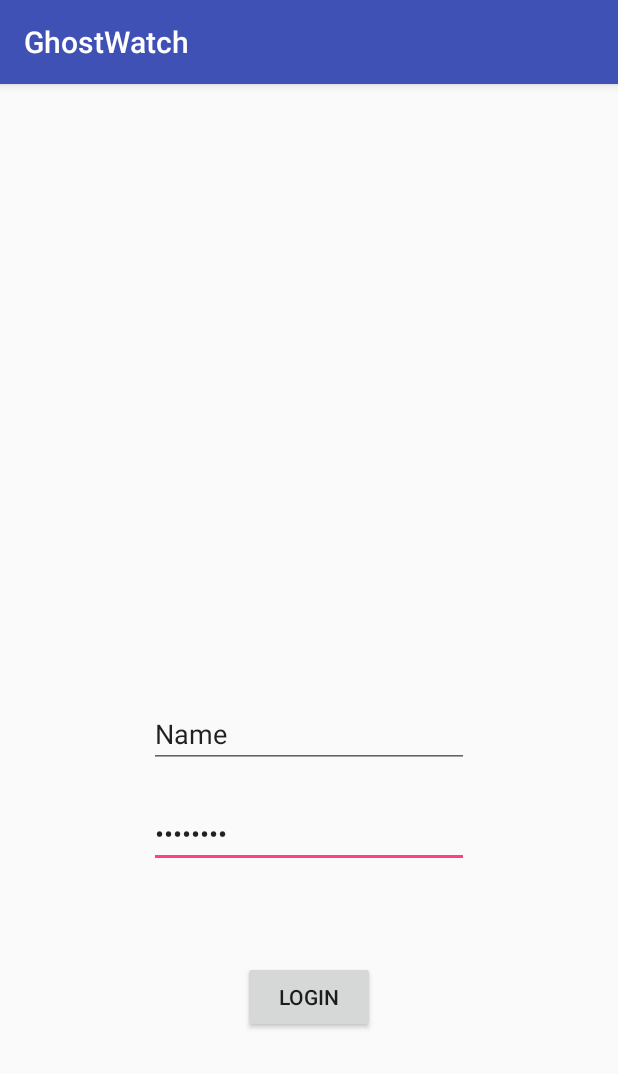
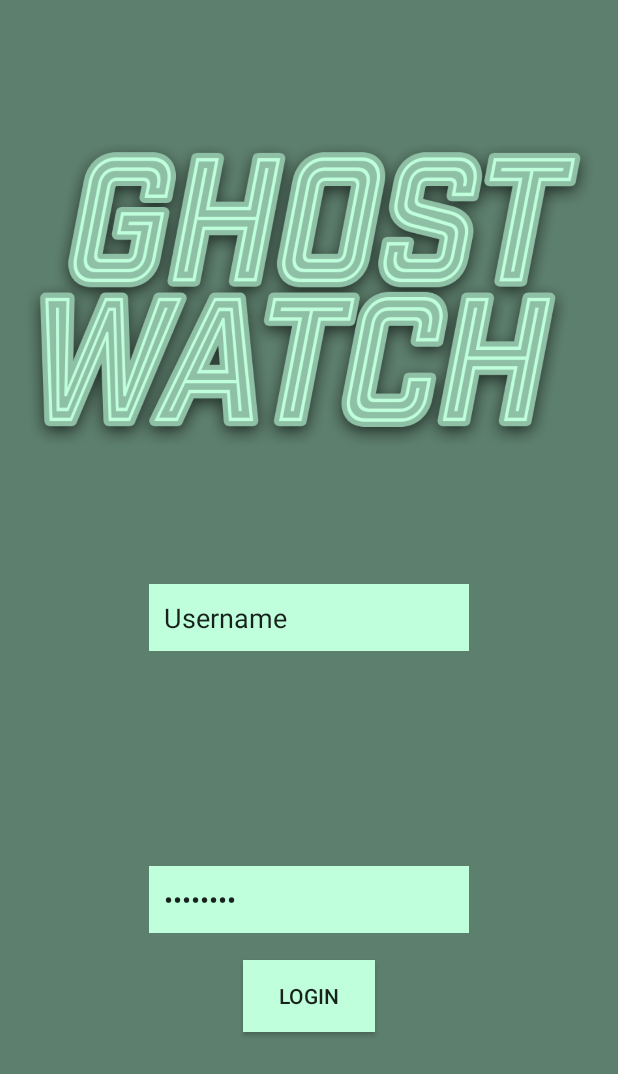
Before and after one commit to Fsmash/GhostWatch, an Android app: the screen it shows after launch (MainActivity), on a phone screen of 412 x 824 dp. Shown: the top 1074 px of the screen. Run offline under Robolectric (Android 15) with nearby library versions, the phone set to English and light mode, and no system bars; libraries missing offline, so code that uses them is left out: com.wikitude.architect; 2 statements that could not run were skipped.

Commit message:
pretty up the login

```diff
--- a/app/src/main/res/layout/activity_main.xml
+++ b/app/src/main/res/layout/activity_main.xml
@@ -1,5 +1,6 @@
 <?xml version="1.0" encoding="utf-8"?>
 <RelativeLayout xmlns:android="http://schemas.android.com/apk/res/android"
+    xmlns:app="http://schemas.android.com/apk/res-auto"
     xmlns:tools="http://schemas.android.com/tools"
     android:layout_width="match_parent"
     android:layout_height="match_parent"
@@ -7,6 +8,7 @@
     android:paddingLeft="@dimen/activity_horizontal_margin"
     android:paddingRight="@dimen/activity_horizontal_margin"
     android:paddingTop="@dimen/activity_vertical_margin"
+    android:background="@color/darkColor"
     tools:context="com.example.bryant.ghostwatch.MainActivity">
 
     <Button
@@ -16,28 +18,43 @@
         android:id="@+id/login_button"
         android:layout_alignParentBottom="true"
         android:layout_centerHorizontal="true"
-        android:layout_marginBottom="119dp" />
-
-    <EditText
-        android:layout_width="wrap_content"
-        android:layout_height="wrap_content"
-        android:inputType="textPassword"
-        android:ems="10"
-        android:layout_above="@+id/login_button"
-        android:layout_centerHorizontal="true"
-        android:layout_marginBottom="62dp"
-        android:id="@+id/editText"
-        android:text="Password" />
+        android:layout_marginBottom="120dp"
+        android:background="@color/lightColor"/>
 
     <EditText
         android:layout_width="wrap_content"
         android:layout_height="wrap_content"
         android:inputType="textPersonName"
-        android:text="Name"
+        android:text="@string/username"
         android:ems="10"
-        android:layout_above="@+id/editText"
-        android:layout_alignRight="@+id/editText"
-        android:layout_alignEnd="@+id/editText"
-        android:layout_marginBottom="21dp"
-        android:id="@+id/editText2" />
+        android:padding="10dp"
+        android:id="@+id/editText2"
+        android:background="@color/lightColor"
+        android:layout_centerVertical="true"
+        android:layout_alignLeft="@+id/editText"
+        android:layout_alignStart="@+id/editText" />
+
+    <EditText
+        android:padding="10dp"
+        android:layout_width="wrap_content"
+        android:layout_height="wrap_content"
+        android:inputType="textPassword"
+        android:ems="10"
+        android:id="@+id/editText"
+        android:text="@string/password"
+        android:background="@color/lightColor"
+        android:layout_marginBottom="18dp"
+        android:layout_above="@+id/login_button"
+        android:layout_centerHorizontal="true" />
+
+    <ImageView
+        android:layout_width="wrap_content"
+        android:layout_height="wrap_content"
+        app:srcCompat="@drawable/ghostlogo"
+        android:id="@+id/imageView"
+        android:layout_above="@+id/editText2"
+        android:layout_alignParentLeft="true"
+        android:layout_alignParentStart="true"
+        android:layout_marginBottom="14dp"
+        android:contentDescription="@string/logoDesc"/>
 </RelativeLayout>
--- a/app/src/main/res/values/colors.xml
+++ b/app/src/main/res/values/colors.xml
@@ -3,4 +3,8 @@
     <color name="colorPrimary">#3F51B5</color>
     <color name="colorPrimaryDark">#303F9F</color>
     <color name="colorAccent">#FF4081</color>
+    <color name="darkColor">#5D7F6D</color>
+    <color name="lightColor">#BFFFDC</color>
+    <color name="mediumColor">#5CCC8F</color>
+
 </resources>
--- a/app/src/main/res/values/strings.xml
+++ b/app/src/main/res/values/strings.xml
@@ -2,4 +2,7 @@
     <string name="app_name">GhostWatch</string>
     <string name="main_login">Login</string>
     <string name="AlertDialog_OK">OK</string>
+    <string name="username">Username</string>
+    <string name="password">Password</string>
+    <string name="logoDesc">GhostWatch Logo</string>
 </resources>
--- a/app/src/main/res/values/styles.xml
+++ b/app/src/main/res/values/styles.xml
@@ -1,7 +1,7 @@
 <resources>
 
     <!-- Base application theme. -->
-    <style name="AppTheme" parent="Theme.AppCompat.Light.DarkActionBar">
+    <style name="AppTheme" parent="Theme.AppCompat.DayNight.NoActionBar">
         <!-- Customize your theme here. -->
         <item name="colorPrimary">@color/colorPrimary</item>
         <item name="colorPrimaryDark">@color/colorPrimaryDark</item>
```
Also changed, not shown: app/src/main/res/drawable/ghostlogo.png (added).
